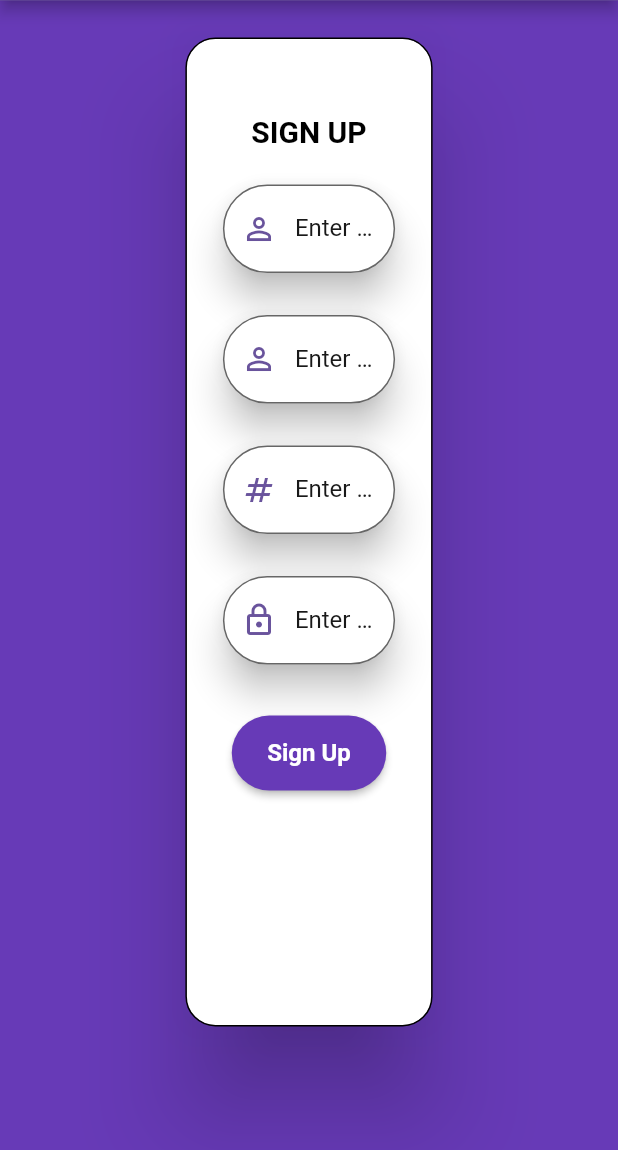
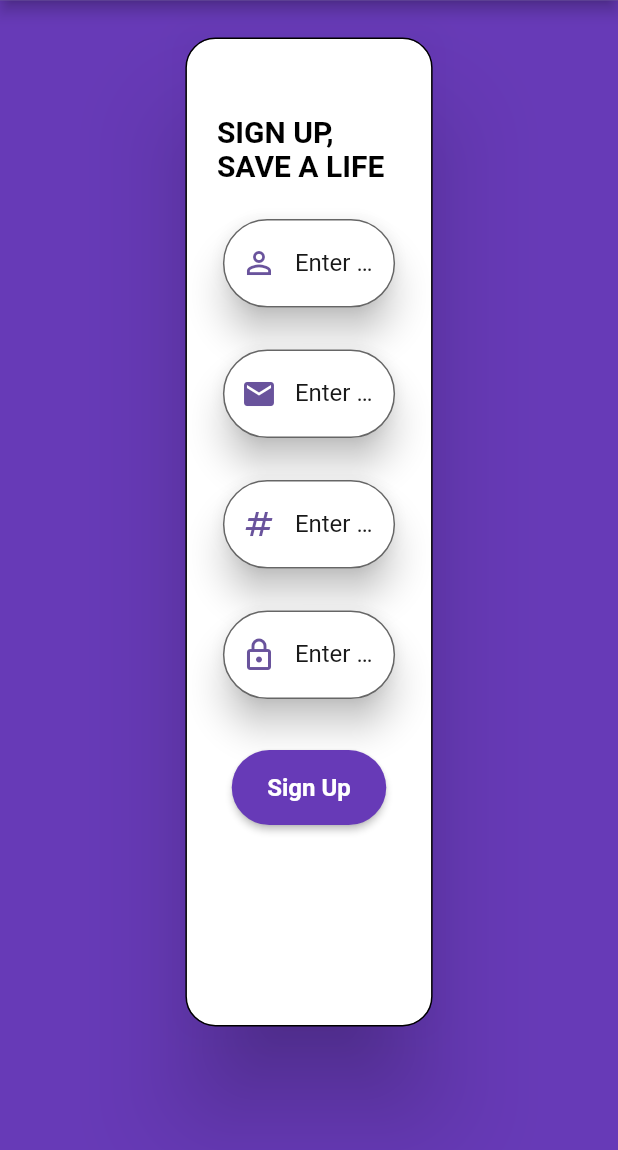
Before and after one commit to ZiadAssem/flutter_application_1, a Flutter app: the screen it shows after launch, on a phone screen of 412 x 824 dp, the part 86-1236 px from its top. Run offline on Flutter 3.47's test engine with Material 2 defaults, Android fonts, the phone set to English and light mode, and no system bars; our stand-ins replace carousel_slider, file_picker, firebase_auth, firebase_core, firebase_database, get and 2 more; accounts and stored records are empty.

Commit message:
changed signup screen text

```diff
--- a/lib/screens/registerscreen2.dart
+++ b/lib/screens/registerscreen2.dart
@@ -114,7 +114,7 @@ Widget signUpDesign(
     child: Column(
       children: [
         const Text(
-          'SIGN UP',
+          'SIGN UP, SAVE A LIFE',
           style: TextStyle(
             color: Colors.black,
             fontWeight: FontWeight.bold,
@@ -125,7 +125,7 @@ Widget signUpDesign(
         reusableTextField("Enter full name", Icons.person_outline, false,
             controller.fullName),
         const SizedBox(height: 20),
-        reusableTextField("Enter email", Icons.person_outline, false,
+        reusableTextField("Enter email", Icons.email, false,
             controller.email, validateEmail),
         const SizedBox(height: 20),
         reusableTextField(
```
